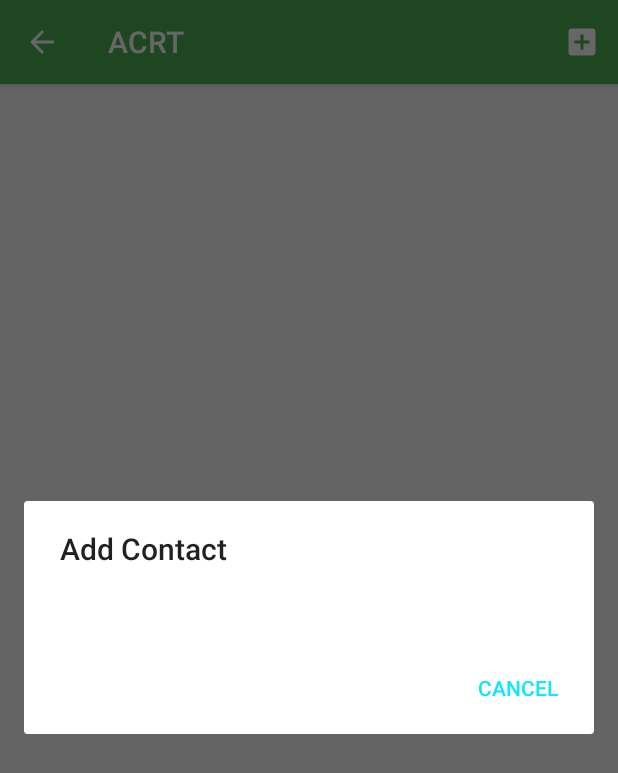
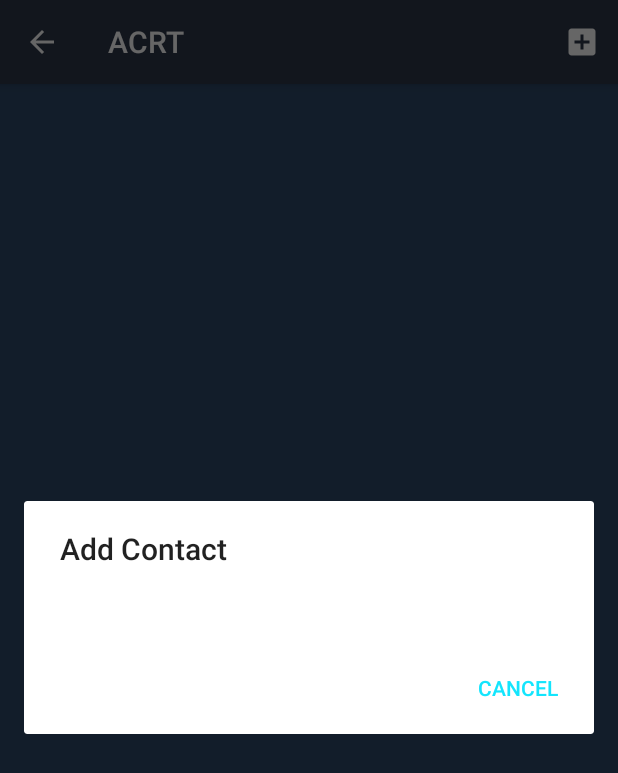
Before and after one commit to malikapasha/Calls_Recorder, an Android app: the WhitelistActivity screen opened directly, with no data from a screen before it, after a tap on "Add Contact", on a phone screen of 412 x 824 dp. Shown: the top 773 px of the screen. Run offline under Robolectric (Android 15) with nearby library versions, the phone set to English and light mode, and no system bars; 1 statement that could not run was skipped.

```diff
--- a/app/build.gradle
+++ b/app/build.gradle
@@ -2,7 +2,7 @@ apply plugin: 'com.android.application'
 
 android {
     compileSdkVersion 28
-    buildToolsVersion '26.0.2'
+    buildToolsVersion '28.0.3'
     defaultConfig {
         applicationId "com.jlcsoftware.callrecorder"
         minSdkVersion 16
--- a/app/src/main/AndroidManifest.xml
+++ b/app/src/main/AndroidManifest.xml
@@ -16,7 +16,7 @@
 
     <application
         android:allowBackup="true"
-        android:icon="@mipmap/image"
+        android:icon="@mipmap/ic_launcher"
         android:label="@string/app_name"
         android:largeHeap="true"
         android:supportsRtl="true"
--- a/app/src/main/java/com/circularbyte/callrecorder/MyContactsAdapter.java
+++ b/app/src/main/java/com/circularbyte/callrecorder/MyContactsAdapter.java
@@ -77,9 +77,9 @@ public class MyContactsAdapter extends BaseAdapter implements Handler.Callback {
                                 contactRecord.image = drawable;
                             } else {
                                 if (Build.VERSION.SDK_INT >= Build.VERSION_CODES.LOLLIPOP) {
-                                    contactRecord.image = context.getResources().getDrawable(R.drawable.ic_user, null);
+                                    contactRecord.image = context.getResources().getDrawable(R.drawable.crr_persn, null);
                                 } else {
-                                    contactRecord.image = context.getResources().getDrawable(R.drawable.ic_user);
+                                    contactRecord.image = context.getResources().getDrawable(R.drawable.crr_persn);
                                 }
                             }
 
--- a/app/src/main/java/com/circularbyte/callrecorder/MyWhitelistItemRecyclerViewAdapter.java
+++ b/app/src/main/java/com/circularbyte/callrecorder/MyWhitelistItemRecyclerViewAdapter.java
@@ -233,9 +233,9 @@ public class MyWhitelistItemRecyclerViewAdapter extends RecyclerView.Adapter<MyW
                 record.setImage(drawable);
             } else {
                 if (Build.VERSION.SDK_INT >= Build.VERSION_CODES.LOLLIPOP) {
-                    record.setImage(context.getResources().getDrawable(R.drawable.ic_user, null));
+                    record.setImage(context.getResources().getDrawable(R.drawable.crr_persn, null));
                 } else {
-                    record.setImage(context.getResources().getDrawable(R.drawable.ic_user));
+                    record.setImage(context.getResources().getDrawable(R.drawable.crr_persn));
                 }
             }
         }
--- /dev/null
+++ b/app/src/main/res/drawable/cr_mail.xml
@@ -0,0 +1,5 @@
+<vector android:height="24dp" android:tint="#2D4969"
+    android:viewportHeight="24.0" android:viewportWidth="24.0"
+    android:width="24dp" xmlns:android="http://schemas.android.com/apk/res/android">
+    <path android:fillColor="#FF000000" android:pathData="M20,4L4,4c-1.1,0 -1.99,0.9 -1.99,2L2,18c0,1.1 0.9,2 2,2h16c1.1,0 2,-0.9 2,-2L22,6c0,-1.1 -0.9,-2 -2,-2zM20,18L4,18L4,8l8,5 8,-5v10zM12,11L4,6h16l-8,5z"/>
+</vector>
--- /dev/null
+++ b/app/src/main/res/drawable/cr_mic.xml
@@ -0,0 +1,5 @@
+<vector android:height="24dp" android:tint="#2D4969"
+    android:viewportHeight="24.0" android:viewportWidth="24.0"
+    android:width="24dp" xmlns:android="http://schemas.android.com/apk/res/android">
+    <path android:fillColor="#FF000000" android:pathData="M12,14c1.66,0 2.99,-1.34 2.99,-3L15,5c0,-1.66 -1.34,-3 -3,-3S9,3.34 9,5v6c0,1.66 1.34,3 3,3zM17.3,11c0,3 -2.54,5.1 -5.3,5.1S6.7,14 6.7,11L5,11c0,3.41 2.72,6.23 6,6.72L11,21h2v-3.28c3.28,-0.48 6,-3.3 6,-6.72h-1.7z"/>
+</vector>
--- /dev/null
+++ b/app/src/main/res/drawable/cr_per.xml
@@ -0,0 +1,5 @@
+<vector android:height="24dp" android:tint="#34288A"
+    android:viewportHeight="24.0" android:viewportWidth="24.0"
+    android:width="24dp" xmlns:android="http://schemas.android.com/apk/res/android">
+    <path android:fillColor="#FF000000" android:pathData="M12,5.9c1.16,0 2.1,0.94 2.1,2.1s-0.94,2.1 -2.1,2.1S9.9,9.16 9.9,8s0.94,-2.1 2.1,-2.1m0,9c2.97,0 6.1,1.46 6.1,2.1v1.1L5.9,18.1L5.9,17c0,-0.64 3.13,-2.1 6.1,-2.1M12,4C9.79,4 8,5.79 8,8s1.79,4 4,4 4,-1.79 4,-4 -1.79,-4 -4,-4zM12,13c-2.67,0 -8,1.34 -8,4v3h16v-3c0,-2.66 -5.33,-4 -8,-4z"/>
+</vector>
--- a/app/src/main/res/drawable/cr_person.xml
+++ b/app/src/main/res/drawable/cr_person.xml
@@ -1,5 +1,5 @@
 <vector android:height="24dp" android:tint="#34288A"
     android:viewportHeight="24.0" android:viewportWidth="24.0"
     android:width="24dp" xmlns:android="http://schemas.android.com/apk/res/android">
-    <path android:fillColor="#FF000000" android:pathData="M12,2C8.14,2 5,5.14 5,9c0,5.25 7,13 7,13s7,-7.75 7,-13c0,-3.86 -3.14,-7 -7,-7zM12,4c1.1,0 2,0.9 2,2 0,1.11 -0.9,2 -2,2s-2,-0.89 -2,-2c0,-1.1 0.9,-2 2,-2zM12,14c-1.67,0 -3.14,-0.85 -4,-2.15 0.02,-1.32 2.67,-2.05 4,-2.05s3.98,0.73 4,2.05c-0.86,1.3 -2.33,2.15 -4,2.15z"/>
+    <path android:fillColor="#FF000000" android:pathData="M12,12c2.21,0 4,-1.79 4,-4s-1.79,-4 -4,-4 -4,1.79 -4,4 1.79,4 4,4zM12,14c-2.67,0 -8,1.34 -8,4v2h16v-2c0,-2.66 -5.33,-4 -8,-4z"/>
 </vector>
--- /dev/null
+++ b/app/src/main/res/drawable/crr_persn.xml
@@ -0,0 +1,5 @@
+<vector android:height="24dp" android:tint="#13E5FD"
+    android:viewportHeight="24.0" android:viewportWidth="24.0"
+    android:width="24dp" xmlns:android="http://schemas.android.com/apk/res/android">
+    <path android:fillColor="#13E5FD" android:pathData="M12,5.9c1.16,0 2.1,0.94 2.1,2.1s-0.94,2.1 -2.1,2.1S9.9,9.16 9.9,8s0.94,-2.1 2.1,-2.1m0,9c2.97,0 6.1,1.46 6.1,2.1v1.1L5.9,18.1L5.9,17c0,-0.64 3.13,-2.1 6.1,-2.1M12,4C9.79,4 8,5.79 8,8s1.79,4 4,4 4,-1.79 4,-4 -1.79,-4 -4,-4zM12,13c-2.67,0 -8,1.34 -8,4v3h16v-3c0,-2.66 -5.33,-4 -8,-4z"/>
+</vector>
--- a/app/src/main/res/layout/activity_audio_trim.xml
+++ b/app/src/main/res/layout/activity_audio_trim.xml
@@ -207,7 +207,7 @@
                             android:id="@+id/txtAudioPlay"
                             android:layout_width="wrap_content"
                             android:layout_height="wrap_content"
-                            android:background="@drawable/b" />
+                            android:background="@drawable/control_background_multi_material" />
 
                         <TextView
                             android:id="@+id/txtAudioRecordUpdate"
--- a/app/src/main/res/layout/activity_main.xml
+++ b/app/src/main/res/layout/activity_main.xml
@@ -50,7 +50,7 @@
         android:layout_height="wrap_content"
         android:layout_gravity="end|bottom"
         android:layout_margin="@dimen/fab_margin"
-        android:src="@android:drawable/ic_dialog_email" />
+       android:src="@drawable/cr_mic" />
 
 
     <android.support.design.widget.FloatingActionButton
@@ -59,7 +59,7 @@
         android:layout_height="wrap_content"
         android:layout_gravity="start|bottom"
         android:layout_margin="@dimen/fab_margin"
-        android:src="@android:drawable/ic_dialog_email" />
+        android:src="@drawable/cr_mail" />
 
 
 
--- a/app/src/main/res/layout/activity_maintrim.xml
+++ b/app/src/main/res/layout/activity_maintrim.xml
@@ -8,6 +8,7 @@
     android:paddingLeft="@dimen/activity_horizontal_margin"
     android:paddingRight="@dimen/activity_horizontal_margin"
     android:paddingTop="@dimen/activity_vertical_margin"
+    android:background="@color/cr_cards"
     tools:context="com.demo.audiotrimmer.MainActivity">
 
     <Button
--- a/app/src/main/res/layout/activity_whitelist.xml
+++ b/app/src/main/res/layout/activity_whitelist.xml
@@ -7,6 +7,7 @@
     android:paddingLeft="@dimen/activity_horizontal_margin"
     android:paddingRight="@dimen/activity_horizontal_margin"
     android:paddingTop="@dimen/activity_vertical_margin"
+    android:background="@color/cr_cards"
     tools:context="com.circularbyte.callrecorder.WhitelistActivity">
 
     <fragment
--- a/app/src/main/res/layout/fragment_whitelist_item.xml
+++ b/app/src/main/res/layout/fragment_whitelist_item.xml
@@ -6,7 +6,7 @@
     android:gravity="center_vertical"
     android:paddingTop="3dp"
     android:paddingBottom="3dp"
-    android:background="@drawable/selected_list_item">
+    android:background="@color/frgmnt_cards">
 
     <ImageView
         android:layout_width="64dp"
@@ -23,6 +23,7 @@
         android:textAppearance="?attr/textAppearanceListItem"
         android:clickable="false"
         android:focusable="false"
+        android:textColor="@color/cr_dullwhite"
         android:focusableInTouchMode="false"
         android:layout_weight="1" />
 </LinearLayout>
--- a/app/src/main/res/layout/item_contact.xml
+++ b/app/src/main/res/layout/item_contact.xml
@@ -1,15 +1,17 @@
 <?xml version="1.0" encoding="utf-8"?>
 <LinearLayout xmlns:android="http://schemas.android.com/apk/res/android"
     android:orientation="horizontal" android:layout_width="match_parent"
+    android:background="@color/cr_cards"
     android:layout_height="match_parent">
 
     <ImageView
-        android:layout_width="64dp"
-        android:layout_height="64dp"
+        android:layout_width="44dp"
+        android:layout_height="44dp"
         android:id="@+id/imageView" />
     <TextView
         android:layout_width="wrap_content"
         android:layout_height="wrap_content"
+        android:textColor="@color/cr_dullwhite"
         android:textAppearance="?android:attr/textAppearanceLarge"
         android:id="@+id/textView" />
 </LinearLayout>
--- a/app/src/main/res/layout/thumbs.xml
+++ b/app/src/main/res/layout/thumbs.xml
@@ -1,6 +1,7 @@
 <?xml version="1.0" encoding="utf-8"?>
 <LinearLayout android:layout_height="match_parent"
     android:layout_width="match_parent"
+    android:background="@color/cr_cards"
     xmlns:android="http://schemas.android.com/apk/res/android">
     <LinearLayout
         android:gravity="center"
--- a/app/src/main/res/menu/menu_main.xml
+++ b/app/src/main/res/menu/menu_main.xml
@@ -26,6 +26,7 @@
         android:title="@string/action_delete"
         android:visible="false"
         app:showAsAction="always" />
+
     <item
         android:id="@+id/action_whitelist"
         android:orderInCategory="100"
--- a/app/src/main/res/values/colors.xml
+++ b/app/src/main/res/values/colors.xml
@@ -13,7 +13,7 @@
 
 
     <!-- Palette generated by Material Palette - materialpalette.com/purple/deep-orange -->
-    <color name="colorPrimary">#4CAF50</color><!-- materialpalette: primary -->
+    <color name="colorPrimary">#2c3648</color><!-- materialpalette: primary -->
     <color name="colorPrimaryDark">#388E3C</color><!-- materialpalette: primary_dark -->
     <color name="colorPrimaryLight">#c8e6c9</color><!-- materialpalette: primary_light -->
     <color name="colorAccent">#13e5fd</color><!-- materialpalette: accent -->
@@ -53,6 +53,7 @@
 
     <color name="cr_bg">#2c3648</color>
     <color name="cr_cards">#2d4969</color>
+    <color name="frgmnt_cards">#4A6D9B</color>
     <color name="cr_white">#FAFAFA</color>
     <color name="cr_dullwhite">#F5F5F5</color>
     <color name="cr_bluish">#13e5fd</color>
```
